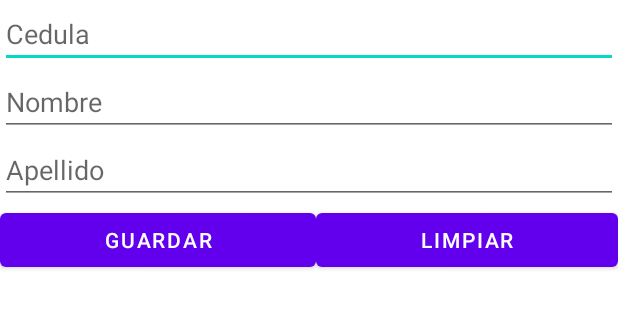
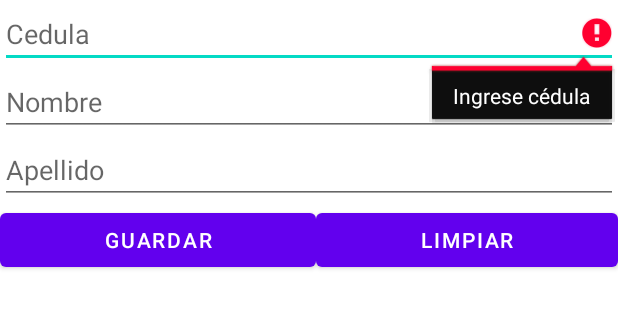
Before and after one commit to michaeltb9624/Personas, an Android app: the CrearPersonas screen opened directly, with no data from a screen before it, after a tap on "GUARDAR", on a phone screen of 412 x 824 dp, the part 133-461 px from its top. Run offline under Robolectric (Android 15) with nearby library versions, the phone set to English and light mode, and no system bars.

```diff
--- a/app/src/main/java/com/example/personas/CrearPersonas.java
+++ b/app/src/main/java/com/example/personas/CrearPersonas.java
@@ -23,14 +23,15 @@ public class CrearPersonas extends AppCompatActivity {
     public void guardar (View v){
         String ced, nom,apell;
         Persona p;
-
-        ced = cedula.getText().toString();
-        nom = nombre.getText().toString();
-        apell = apellido.getText().toString();
-        p = new Persona(ced,nom,apell);
-        p.guardar();
-        Toast.makeText(this, R.string.mensaje_guardado_exitoso , Toast.LENGTH_LONG).show();
-        limpiar();
+        if(validar()) {
+            ced = cedula.getText().toString();
+            nom = nombre.getText().toString();
+            apell = apellido.getText().toString();
+            p = new Persona(ced, nom, apell);
+            p.guardar();
+            Toast.makeText(this, R.string.mensaje_guardado_exitoso, Toast.LENGTH_LONG).show();
+            limpiar();
+        }
     }
 
     public void limpiar (View v){
@@ -43,4 +44,23 @@ public class CrearPersonas extends AppCompatActivity {
         apellido.setText("");
         cedula.requestFocus();
     }
+
+    public boolean validar(){
+        if(cedula.getText().toString().isEmpty()){
+            cedula.setError(getString(R.string.ingrese_cedula));
+            cedula.requestFocus();
+            return false;
+        }
+        if(nombre.getText().toString().isEmpty()){
+            nombre.setError(getString(R.string.ingrese_nombre));
+            nombre.requestFocus();
+            return false;
+        }
+        if(apellido.getText().toString().isEmpty()){
+            apellido.setError(getString(R.string.ingrese_apellido));
+            apellido.requestFocus();
+            return false;
+        }
+        return true;
+    }
 }
--- a/app/src/main/res/values/strings.xml
+++ b/app/src/main/res/values/strings.xml
@@ -11,6 +11,9 @@
     <string name="listar">Listar</string>
     <string name="crear">Crear</string>
     <string name="mensaje_guardado_exitoso">\"Persona guardada exitosamente \"</string>
+    <string name="ingrese_cedula">Ingrese cédula</string>
+    <string name="ingrese_nombre">Ingrese nombre</string>
+    <string name="ingrese_apellido">Ingrese apellido</string>
     <string-array name="opciones">
         <item>@string/crear</item>
         <item>@string/listar</item>
```
Also changed, not shown: 1 other file.
